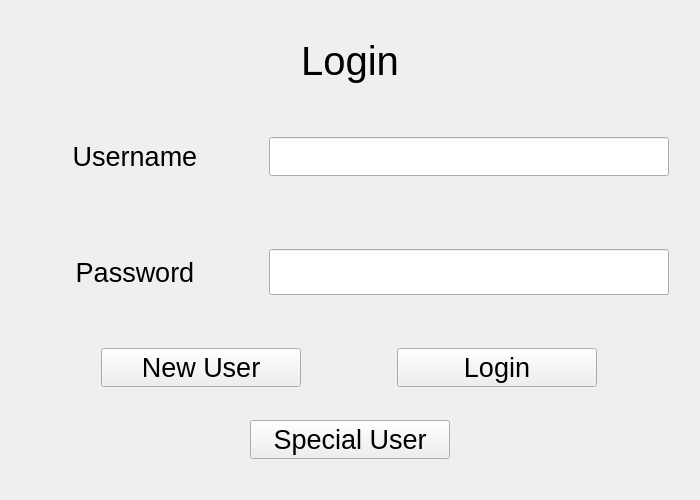
Old version of the form LoginForm.ui in the repository mdsakilkhan/CSC32200-Project.
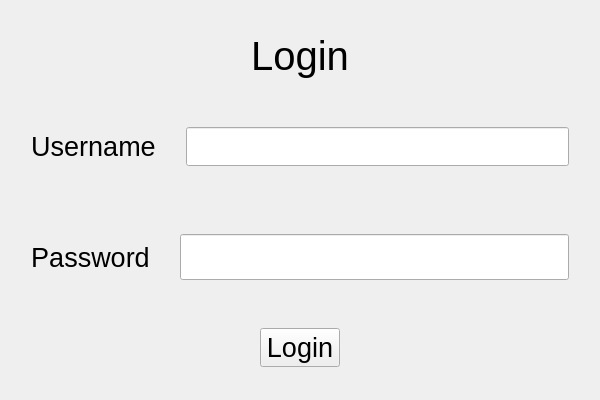
New version of the form.

Commit message: Login and registration fully functional!! (until unexpected issues arise)

The edit to the form file:
```diff
--- a/LoginForm.ui
+++ b/LoginForm.ui
@@ -6,8 +6,8 @@
             <rect>
                 <x>0</x>
                 <y>0</y>
-                <width>700</width>
-                <height>500</height>
+    <width>600</width>
+    <height>400</height>
             </rect>
         </property>
         <property name="sizePolicy">
@@ -18,14 +18,14 @@
         </property>
         <property name="minimumSize">
             <size>
-                <width>700</width>
-                <height>500</height>
+    <width>600</width>
+    <height>400</height>
             </size>
         </property>
         <property name="maximumSize">
             <size>
-                <width>700</width>
-                <height>500</height>
+    <width>600</width>
+    <height>400</height>
             </size>
         </property>
         <property name="windowTitle">
@@ -35,7 +35,22 @@
             <string notr="true" />
         </property>
         <layout class="QVBoxLayout" name="verticalLayout">
-            <item alignment="Qt::AlignHCenter">
+   <item>
+    <layout class="QHBoxLayout" name="horizontalLayout_4">
+     <item>
+      <spacer name="horizontalSpacer">
+       <property name="orientation">
+        <enum>Qt::Horizontal</enum>
+       </property>
+       <property name="sizeHint" stdset="0">
+        <size>
+         <width>40</width>
+         <height>20</height>
+        </size>
+       </property>
+      </spacer>
+     </item>
+     <item>
                 <widget class="QLabel" name="label">
                     <property name="sizePolicy">
                         <sizepolicy hsizetype="Fixed" vsizetype="Fixed">
@@ -57,6 +72,21 @@
                 </widget>
             </item>
             <item>
+      <spacer name="horizontalSpacer_2">
+       <property name="orientation">
+        <enum>Qt::Horizontal</enum>
+       </property>
+       <property name="sizeHint" stdset="0">
+        <size>
+         <width>40</width>
+         <height>20</height>
+        </size>
+       </property>
+      </spacer>
+     </item>
+    </layout>
+   </item>
+   <item>
                 <layout class="QHBoxLayout" name="horizontalLayout_2">
                     <property name="spacing">
                         <number>30</number>
@@ -157,31 +187,17 @@
             <item>
                 <layout class="QHBoxLayout" name="horizontalLayout">
                     <item>
-                        <widget class="QPushButton" name="pButton_newUser">
-                            <property name="sizePolicy">
-                                <sizepolicy hsizetype="Maximum" vsizetype="Fixed">
-                                    <horstretch>0</horstretch>
-                                    <verstretch>0</verstretch>
-                                </sizepolicy>
-                            </property>
-                            <property name="maximumSize">
+      <spacer name="horizontalSpacer_3">
+       <property name="orientation">
+        <enum>Qt::Horizontal</enum>
+       </property>
+       <property name="sizeHint" stdset="0">
                                 <size>
-                                    <width>200</width>
-                                    <height>16777215</height>
-                                </size>
-                            </property>
-                            <property name="font">
-                                <font>
-                                    <pointsize>20</pointsize>
-                                </font>
-                            </property>
-                            <property name="text">
-                                <string>New User</string>
-                            </property>
-                            <property name="autoDefault">
-                                <bool>false</bool>
-                            </property>
-                        </widget>
+         <width>40</width>
+         <height>20</height>
+        </size>
+       </property>
+      </spacer>
                     </item>
                     <item>
                         <widget class="QPushButton" name="pButton_login">
@@ -210,43 +226,23 @@
                             </property>
                         </widget>
                     </item>
-                </layout>
-            </item>
-            <item alignment="Qt::AlignHCenter">
-                <widget class="QPushButton" name="pButton_specialUser">
-                    <property name="sizePolicy">
-                        <sizepolicy hsizetype="Maximum" vsizetype="Fixed">
-                            <horstretch>0</horstretch>
-                            <verstretch>0</verstretch>
-                        </sizepolicy>
-                    </property>
-                    <property name="minimumSize">
+     <item>
+      <spacer name="horizontalSpacer_4">
+       <property name="orientation">
+        <enum>Qt::Horizontal</enum>
+       </property>
+       <property name="sizeHint" stdset="0">
                         <size>
-                            <width>200</width>
-                            <height>0</height>
-                        </size>
-                    </property>
-                    <property name="maximumSize">
-                        <size>
-                            <width>200</width>
-                            <height>16777215</height>
-                        </size>
-                    </property>
-                    <property name="font">
-                        <font>
-                            <pointsize>20</pointsize>
-                        </font>
-                    </property>
-                    <property name="text">
-                        <string>Special User</string>
-                    </property>
-                    <property name="autoDefault">
-                        <bool>false</bool>
-                    </property>
-                </widget>
-            </item>
-        </layout>
-    </widget>
-    <resources />
-    <connections />
+         <width>40</width>
+         <height>20</height>
+        </size>
+       </property>
+      </spacer>
+     </item>
+    </layout>
+   </item>
+  </layout>
+ </widget>
+ <resources/>
+ <connections/>
 </ui>
```
Left out of the diff: 4 changed lines with no effect on the pictures. Lines whose indentation alone changed are shown as unchanged. The commit also changes 5 other files.
